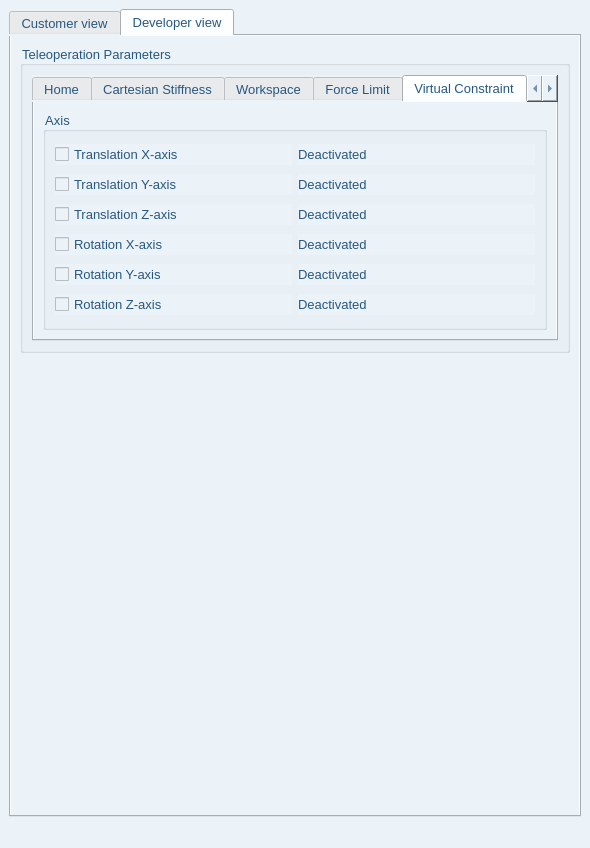
The window that src/gui/mainwindow.ui (FlexivSingapore/spacemouse_teleoperation) describes before a commit, drawn with Qt 5.
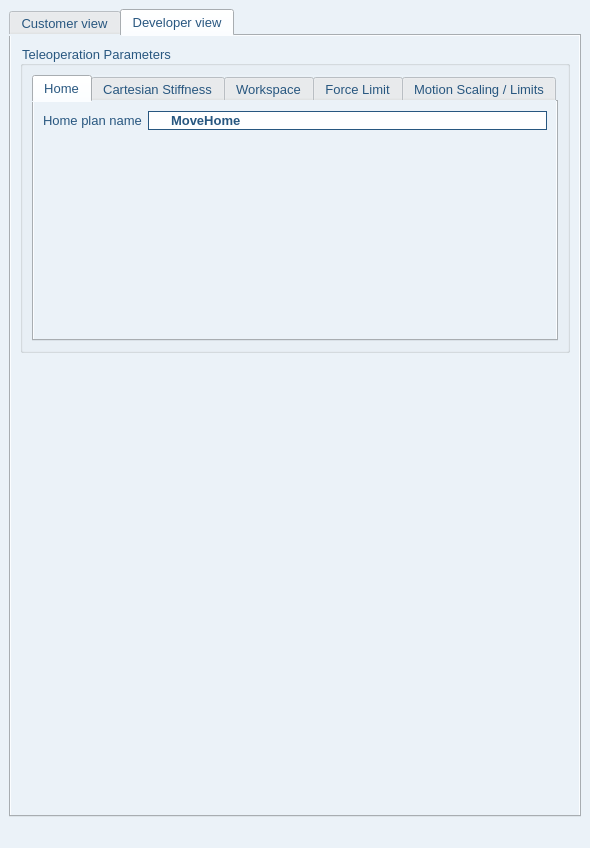
The same window after the commit. The open tabs and pages were chosen to show the change.

Commit message: Remove unused ui

The edit to the form file:
```diff
--- a/src/gui/mainwindow.ui
+++ b/src/gui/mainwindow.ui
@@ -908,106 +908,6 @@
                </item>
               </layout>
              </widget>
-             <widget class="QWidget" name="tab_2">
-              <attribute name="title">
-               <string>Virtual Constraint</string>
-              </attribute>
-              <layout class="QVBoxLayout" name="verticalLayout_6">
-               <item>
-                <widget class="QGroupBox" name="vcaxis_groupBox">
-                 <property name="title">
-                  <string>Axis</string>
-                 </property>
-                 <layout class="QGridLayout" name="gridLayout_8">
-                  <item row="3" column="0">
-                   <widget class="QCheckBox" name="virtualconstraints_rotx_checkbox">
-                    <property name="text">
-                     <string>Rotation X-axis</string>
-                    </property>
-                   </widget>
-                  </item>
-                  <item row="4" column="1">
-                   <widget class="QLabel" name="virtualconstraints_roty_label">
-                    <property name="text">
-                     <string>Deactivated</string>
-                    </property>
-                   </widget>
-                  </item>
-                  <item row="3" column="1">
-                   <widget class="QLabel" name="virtualconstraints_rotx_label">
-                    <property name="text">
-                     <string>Deactivated</string>
-                    </property>
-                   </widget>
-                  </item>
-                  <item row="4" column="0">
-                   <widget class="QCheckBox" name="virtualconstraints_roty_checkbox">
-                    <property name="text">
-                     <string>Rotation Y-axis</string>
-                    </property>
-                   </widget>
-                  </item>
-                  <item row="2" column="1">
-                   <widget class="QLabel" name="virtualconstraints_posz_label">
-                    <property name="text">
-                     <string>Deactivated</string>
-                    </property>
-                   </widget>
-                  </item>
-                  <item row="1" column="0">
-                   <widget class="QCheckBox" name="virtualconstraints_posy_checkbox">
-                    <property name="text">
-                     <string>Translation Y-axis</string>
-                    </property>
-                   </widget>
-                  </item>
-                  <item row="5" column="1">
-                   <widget class="QLabel" name="virtualconstraints_rotz_label">
-                    <property name="text">
-                     <string>Deactivated</string>
-                    </property>
-                   </widget>
-                  </item>
-                  <item row="0" column="1">
-                   <widget class="QLabel" name="virtualconstraints_posx_label">
-                    <property name="text">
-                     <string>Deactivated</string>
-                    </property>
-                   </widget>
-                  </item>
-                  <item row="5" column="0">
-                   <widget class="QCheckBox" name="virtualconstraints_rotz_checkbox">
-                    <property name="text">
-                     <string>Rotation Z-axis</string>
-                    </property>
-                   </widget>
-                  </item>
-                  <item row="1" column="1">
-                   <widget class="QLabel" name="virtualconstraints_posy_label">
-                    <property name="text">
-                     <string>Deactivated</string>
-                    </property>
-                   </widget>
-                  </item>
-                  <item row="0" column="0">
-                   <widget class="QCheckBox" name="virtualconstraints_posx_checkbox">
-                    <property name="text">
-                     <string>Translation X-axis</string>
-                    </property>
-                   </widget>
-                  </item>
-                  <item row="2" column="0">
-                   <widget class="QCheckBox" name="virtualconstraints_posz_checkbox">
-                    <property name="text">
-                     <string>Translation Z-axis</string>
-                    </property>
-                   </widget>
-                  </item>
-                 </layout>
-                </widget>
-               </item>
-              </layout>
-             </widget>
              <widget class="QWidget" name="tab_5">
               <attribute name="title">
                <string>Motion Scaling / Limits</string>
```
